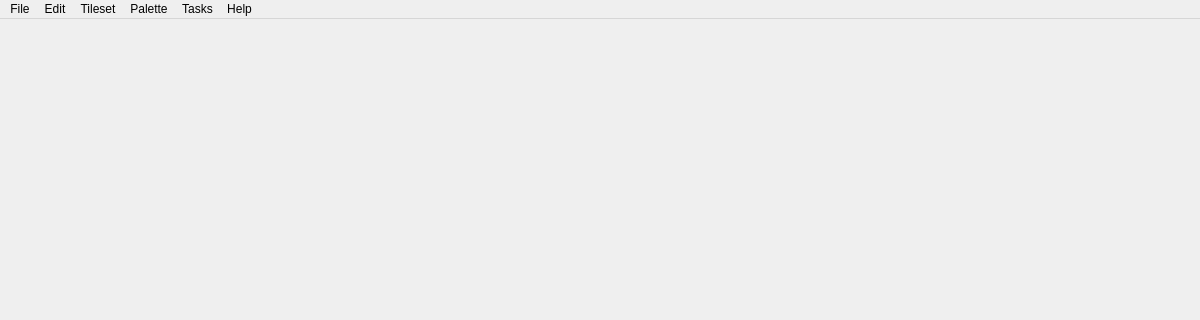
First picture: the form in source/mainwindow.ui, repository pionere/d1-graphics-tool, before the edit; both pictures show x 0 to 1200 and y 0 to 320 of the 1200 by 820 pixel window.
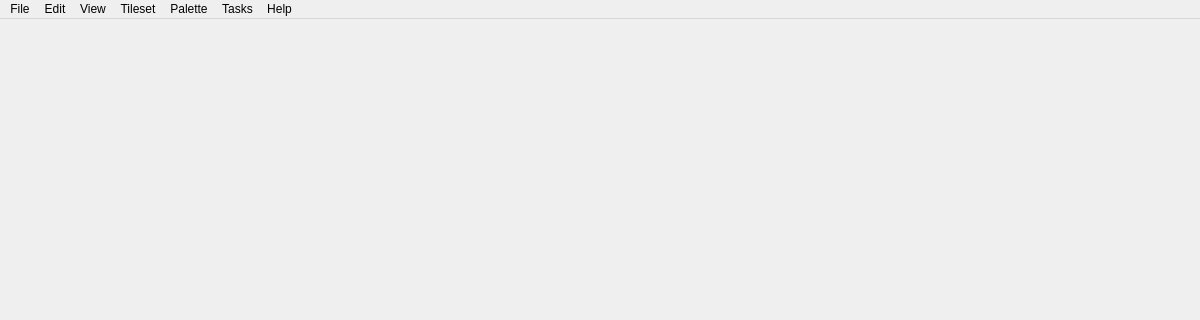
Second picture: the form after the edit.

Commit message: add View menu

```diff
--- a/source/mainwindow.ui
+++ b/source/mainwindow.ui
@@ -31,7 +31,7 @@
      </widget>
     </item>
     <item alignment="Qt::AlignTop">
-     <widget class="QFrame">
+     <widget class="QFrame" name="palFrameWidget">
       <property name="sizePolicy">
        <sizepolicy hsizetype="Fixed" vsizetype="Minimum">
         <horstretch>0</horstretch>
@@ -97,6 +97,13 @@
     <addaction name="actionAbout"/>
     <addaction name="actionAbout_Qt"/>
    </widget>
+   <widget class="QMenu" name="menuView">
+    <property name="title">
+     <string>View</string>
+    </property>
+    <addaction name="actionTogglePalTrn"/>
+    <addaction name="actionToggleBottomPanel"/>
+   </widget>
    <widget class="QMenu" name="menuTileset">
     <property name="title">
      <string>Tileset</string>
@@ -167,6 +174,7 @@
    </widget>
    <addaction name="menuFile"/>
    <addaction name="menuEdit"/>
+   <addaction name="menuView"/>
    <addaction name="menuTileset"/>
    <addaction name="menuPalette"/>
    <addaction name="menuTasks"/>
```
Left out of the diff: 22 changed lines with no effect on the pictures. The commit also changes 8 other files.
